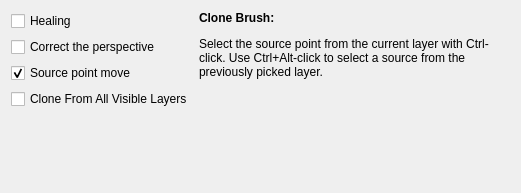
Qt form plugins/paintops/defaultpaintops/duplicate/wdgduplicateop.ui (KDE/krita) before a commit.
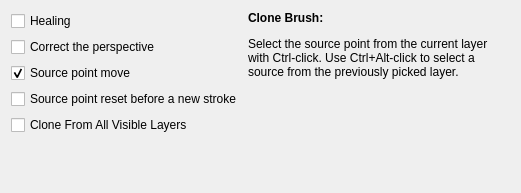
The same form after that commit.

Commit message: Allow Clone Brush to reset origin after every stroke

Patch:
```diff
--- a/plugins/paintops/defaultpaintops/duplicate/wdgduplicateop.ui
+++ b/plugins/paintops/defaultpaintops/duplicate/wdgduplicateop.ui
@@ -45,6 +45,19 @@
          </property>
         </widget>
        </item>
+       <item>
+        <widget class="QCheckBox" name="cbResetSourcePoint">
+         <property name="toolTip">
+          <string>Reset the origin every time you make a new stroke.</string>
+         </property>
+         <property name="text">
+          <string>Source point reset before a new stroke</string>
+         </property>
+         <property name="checked">
+          <bool>false</bool>
+         </property>
+        </widget>
+       </item>
        <item>
         <widget class="QCheckBox" name="chkCloneProjection">
          <property name="toolTip">
```
The commit also changes 7 other files.
